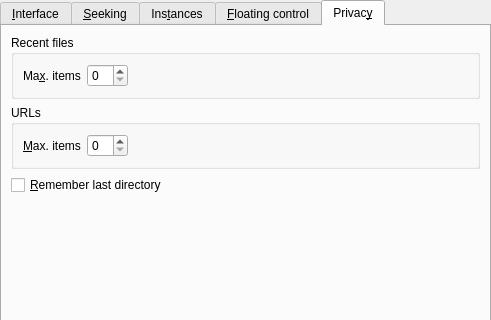
Above: src/prefinterface.ui from wilbert2000/wzplayer before the change; both pictures show x 0 to 491 and y 0 to 320 of the 491 by 502 pixel window. Below: the same form after it.
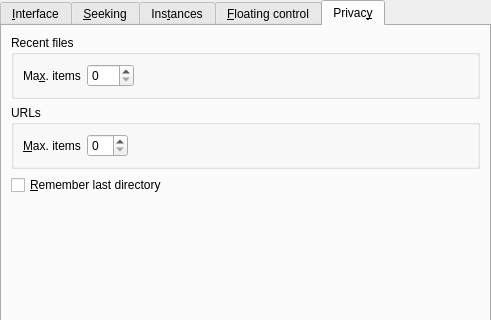
That is the form after the change. The open tabs and pages were chosen to show the change. Custom widgets are drawn as their Qt base class.

Commit message: Set recents max to 100

Patch:
```diff
--- a/src/prefinterface.ui
+++ b/src/prefinterface.ui
@@ -830,7 +830,7 @@
              <number>0</number>
             </property>
             <property name="maximum">
-             <number>20</number>
+             <number>100</number>
             </property>
            </widget>
           </item>
```
